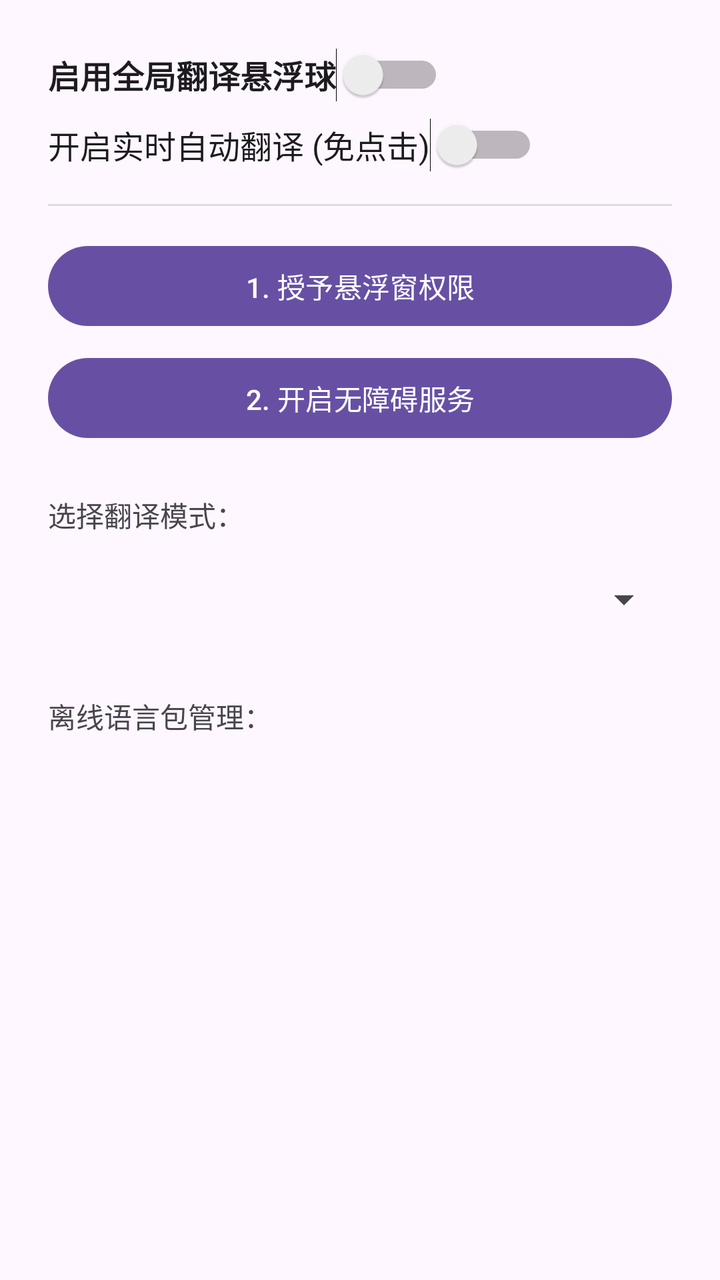
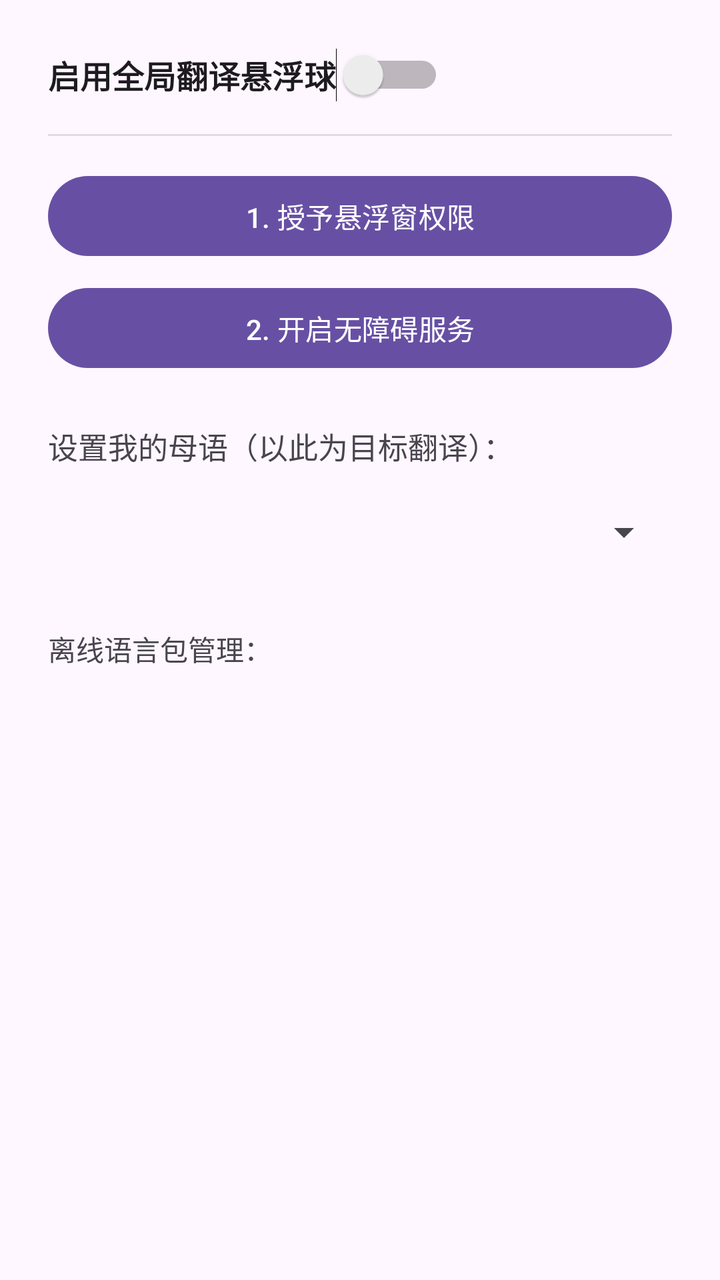

The first picture is an Android layout as it rendered before a commit; the second is the same layout after the commit. The layout source and the unified diff follow.
<!-- AndroidManifest.xml: application theme Theme.FloatTrans -->
<!-- res/layout/activity_main.xml -->
<?xml version="1.0" encoding="utf-8"?>
<ScrollView xmlns:android="http://schemas.android.com/apk/res/android"
    android:layout_width="match_parent"
    android:layout_height="match_parent"
    android:fillViewport="true">

    <LinearLayout
        android:layout_width="match_parent"
        android:layout_height="wrap_content"
        android:orientation="vertical"
        android:padding="24dp">

        
        <android.widget.Switch
            android:id="@+id/switchEnable"
            android:layout_width="wrap_content"
            android:layout_height="wrap_content"
            android:text="启用全局翻译悬浮球"
            android:textSize="16sp"
            android:textStyle="bold" />

        <android.widget.Switch
            android:id="@+id/switchAutoTranslate"
            android:layout_width="wrap_content"
            android:layout_height="wrap_content"
            android:layout_marginTop="8dp"
            android:text="开启实时自动翻译 (免点击)"
            android:textSize="16sp" />

        <View
            android:layout_width="match_parent"
            android:layout_height="1dp"
            android:background="#DDDDDD"
            android:layout_marginTop="16dp"
            android:layout_marginBottom="16dp" />

        
        <Button
            android:id="@+id/btnOverlayPermission"
            android:layout_width="match_parent"
            android:layout_height="wrap_content"
            android:text="1. 授予悬浮窗权限" />

        <Button
            android:id="@+id/btnAccessibility"
            android:layout_width="match_parent"
            android:layout_height="wrap_content"
            android:layout_marginTop="8dp"
            android:text="2. 开启无障碍服务" />

        
        <TextView
            android:layout_width="wrap_content"
            android:layout_height="wrap_content"
            android:text="选择翻译模式："
            android:layout_marginTop="24dp" />

        <Spinner
            android:id="@+id/spinnerMode"
            android:layout_width="match_parent"
            android:layout_height="48dp"
            android:layout_marginTop="8dp" />

        
        <TextView
            android:layout_width="wrap_content"
            android:layout_height="wrap_content"
            android:text="离线语言包管理："
            android:layout_marginTop="24dp" />

        <LinearLayout
            android:id="@+id/layoutLangPacks"
            android:layout_width="match_parent"
            android:layout_height="wrap_content"
            android:orientation="vertical"
            android:layout_marginTop="8dp" />

    </LinearLayout>
</ScrollView>
<!-- resources referenced by this layout -->
<resources>
  <style name="Theme.FloatTrans" parent="Theme.Material3.DayNight.NoActionBar" />
</resources>

<!-- the commit's change to res/layout/activity_main.xml (unified diff, before → after) -->
@@ -10,7 +10,6 @@
         android:orientation="vertical"
         android:padding="24dp">
 
-        
         <android.widget.Switch
             android:id="@+id/switchEnable"
             android:layout_width="wrap_content"
@@ -19,14 +18,6 @@
             android:textSize="16sp"
             android:textStyle="bold" />
 
-        <android.widget.Switch
-            android:id="@+id/switchAutoTranslate"
-            android:layout_width="wrap_content"
-            android:layout_height="wrap_content"
-            android:layout_marginTop="8dp"
-            android:text="开启实时自动翻译 (免点击)"
-            android:textSize="16sp" />
-
         <View
             android:layout_width="match_parent"
             android:layout_height="1dp"
@@ -34,7 +25,6 @@
             android:layout_marginTop="16dp"
             android:layout_marginBottom="16dp" />
 
-        
         <Button
             android:id="@+id/btnOverlayPermission"
             android:layout_width="match_parent"
@@ -48,20 +38,20 @@
             android:layout_marginTop="8dp"
             android:text="2. 开启无障碍服务" />
 
-        
         <TextView
             android:layout_width="wrap_content"
             android:layout_height="wrap_content"
-            android:text="选择翻译模式："
+            android:text="设置我的母语（以此为目标翻译）："
+            android:textSize="15sp"
             android:layout_marginTop="24dp" />
 
+        
         <Spinner
-            android:id="@+id/spinnerMode"
+            android:id="@+id/spinnerMotherTongue"
             android:layout_width="match_parent"
             android:layout_height="48dp"
             android:layout_marginTop="8dp" />
 
-        
         <TextView
             android:layout_width="wrap_content"
             android:layout_height="wrap_content"
